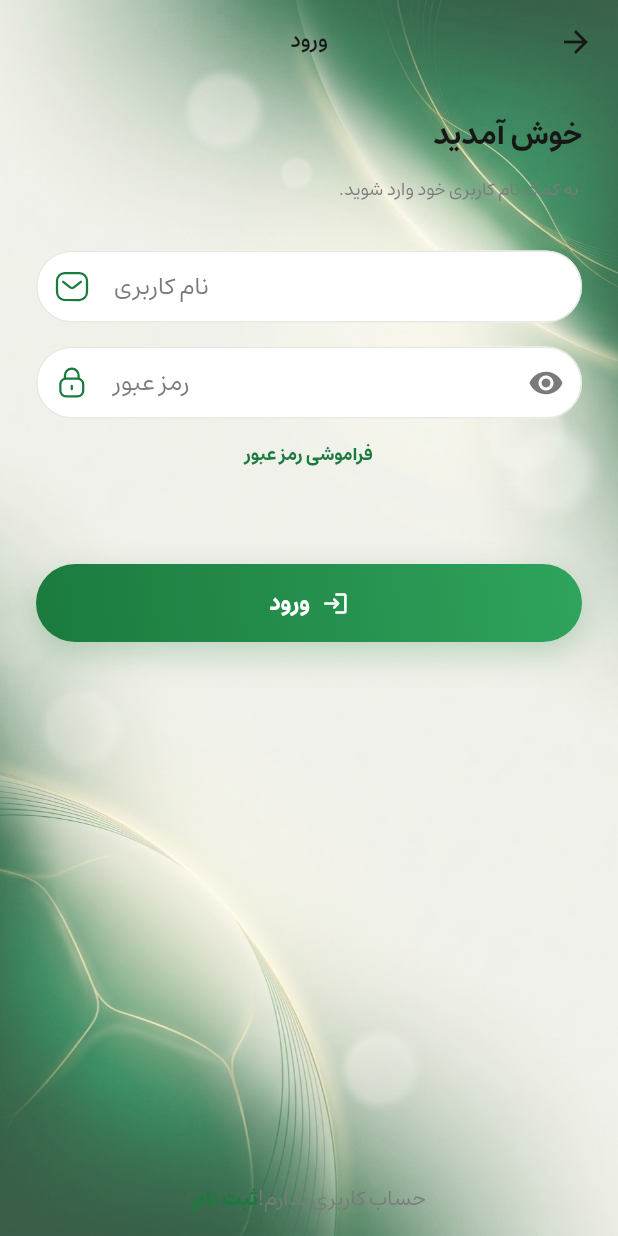
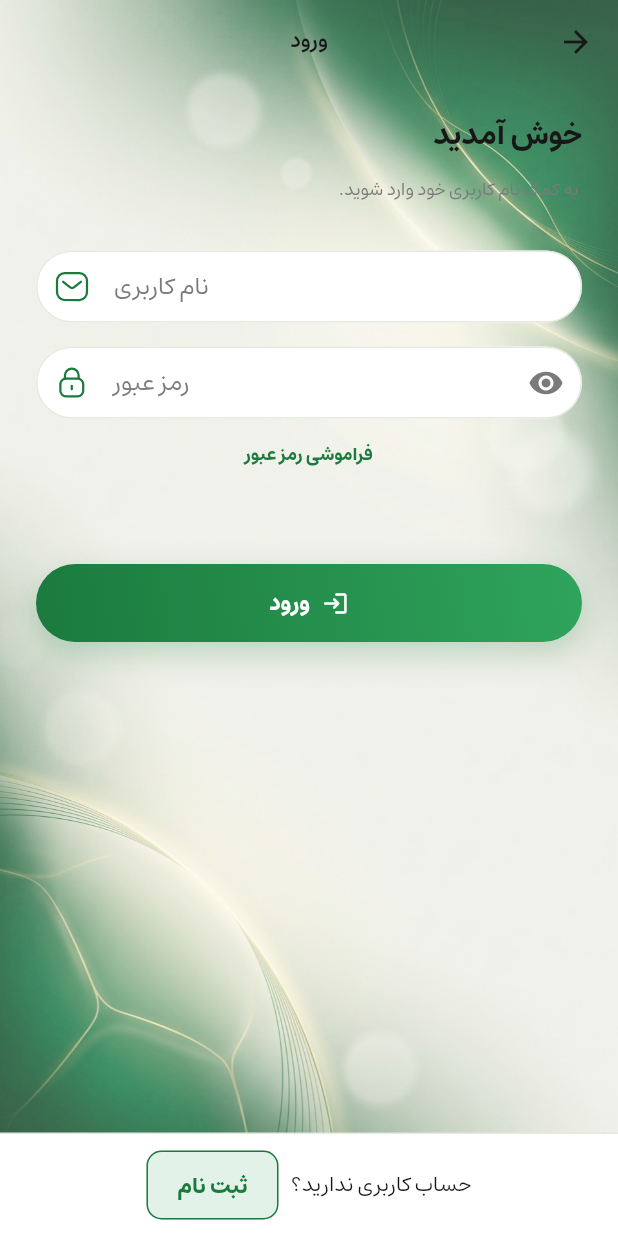
Before and after one commit to persianball/PersianballUIV3, a Flutter app: the LoginPage screen opened by its route, on a phone screen of 412 x 824 dp. Run offline on Flutter 3.47's test engine with Material 3 defaults, Android fonts, the phone set to English and light mode, and no system bars; our stand-ins replace animated_notch_bottom_bar, app_links, cached_network_image, carousel_slider, chewie, device_info_plus and 12 more; missing offline and left inert: flutter_html_table; accounts and stored records are empty; network calls fail.

Commit message:
fix(login): دکمه‌ی «ثبت نام» در پایین صفحه‌ی ورود دیده نمی‌شد
Co-Authored-By: Claude Opus 5 <noreply@anthropic.com>

```diff
--- a/lib/views/screens/login_page.dart
+++ b/lib/views/screens/login_page.dart
@@ -64,37 +64,50 @@ class _LoginPageState extends State<LoginPage> {
       bottomNavigationBar: SafeArea(
         child: Container(
           width: MediaQuery.of(context).size.width,
-          height: 48,
-          alignment: Alignment.center,
-          child: TextButton(
+          padding: EdgeInsets.symmetric(horizontal: 16, vertical: 10),
+          decoration: BoxDecoration(
+            color: AppColor.card,
+            border: Border(top: BorderSide(color: AppColor.line, width: 1)),
+          ),
+          child: Row(
+            mainAxisAlignment: MainAxisAlignment.center,
+            children: [
+              Text(
+                'حساب کاربری ندارید؟',
+                style: TextStyle(
+                  fontFamily: 'Estedad',
+                  color: AppColor.onSurface,
+                  fontSize: 14,
+                  fontWeight: FontWeight.w500,
+                ),
+              ),
+              SizedBox(width: 8),
+              TextButton(
                 onPressed: () {
                   Navigator.of(context).push(
                       MaterialPageRoute(builder: (context) => RegisterPage()));
                 },
-            child: Row(
-                crossAxisAlignment: CrossAxisAlignment.center,
-                mainAxisAlignment: MainAxisAlignment.center,
-                children: [
-                  Text(
-                    'حساب کاربری ندارم!',
-                    style: TextStyle(
-                      fontFamily: 'Estedad',
-                      color: AppColor.onSurfaceVariant,
-                      fontSize: 14,
-                      fontWeight: FontWeight.w500,
+                style: TextButton.styleFrom(
+                  minimumSize: Size(88, 44),
+                  padding: EdgeInsets.symmetric(horizontal: 16, vertical: 10),
+                  foregroundColor: AppColor.pitchGreen,
+                  backgroundColor: AppColor.pitchGreenSoft,
+                  shape: RoundedRectangleBorder(
+                    borderRadius: BorderRadius.circular(10),
+                    side: BorderSide(color: AppColor.pitchGreen, width: 1),
                   ),
                 ),
-                  Text(
+                child: Text(
                   'ثبت نام',
                   style: TextStyle(
                     fontFamily: 'Estedad',
-                      color: AppColor.goldEnd,
-                      fontSize: 14,
+                    color: AppColor.pitchGreen,
+                    fontSize: 15,
                     fontWeight: FontWeight.w700,
                   ),
                 ),
+              ),
             ],
-            ),
           ),
         ),
       ),
```
Lines whose indentation alone changed are shown as unchanged.
